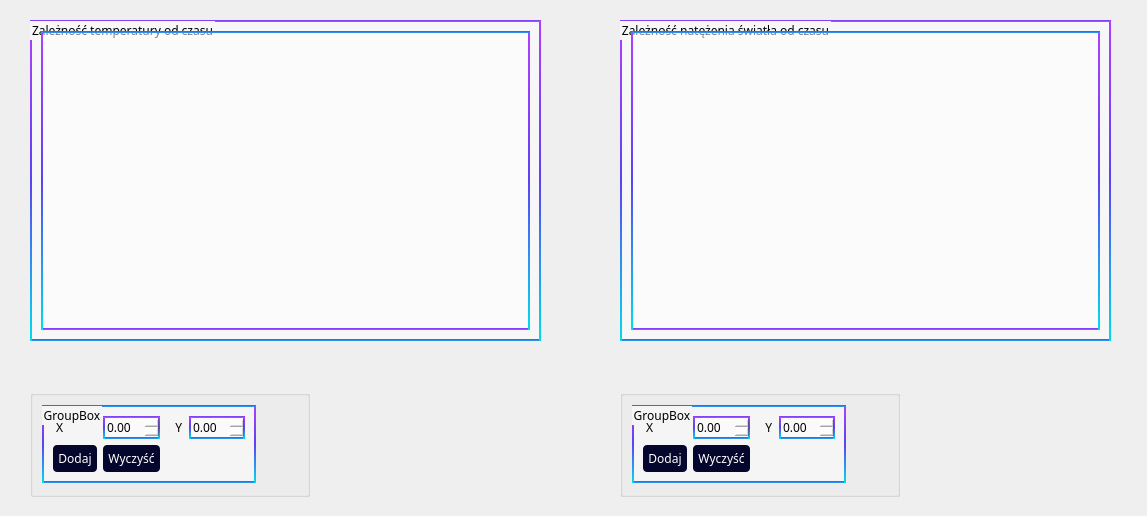
Before: the Qt Designer form diagram.ui in olala10/wds, drawn with Qt 5.
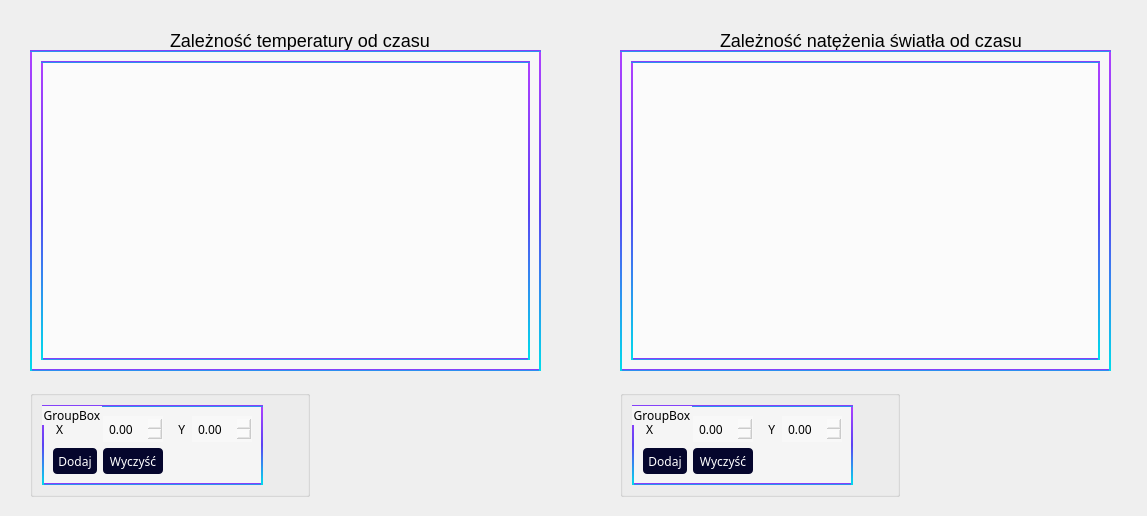
After: the same form once the commit is applied. Custom widgets are drawn as their Qt base class.

The edit to the form file:
```diff
--- a/diagram.ui
+++ b/diagram.ui
@@ -29,7 +29,7 @@
    <property name="geometry">
     <rect>
      <x>30</x>
-     <y>20</y>
+     <y>50</y>
      <width>511</width>
      <height>321</height>
     </rect>
@@ -43,7 +43,7 @@
   text-decoration: none;</string>
    </property>
    <property name="title">
-    <string>Zależność temperatury od czasu</string>
+    <string/>
    </property>
    <layout class="QGridLayout" name="gridLayout_3">
     <item row="0" column="0">
@@ -64,7 +64,7 @@
    <property name="geometry">
     <rect>
      <x>620</x>
-     <y>20</y>
+     <y>50</y>
      <width>491</width>
      <height>321</height>
     </rect>
@@ -78,7 +78,7 @@
   text-decoration: none;</string>
    </property>
    <property name="title">
-    <string>Zależność natężenia światła od czasu</string>
+    <string/>
    </property>
    <layout class="QGridLayout" name="gridLayout_4">
     <item row="0" column="0">
@@ -123,7 +123,13 @@
       </property>
       <layout class="QGridLayout" name="gridLayout">
        <item row="0" column="1">
-        <widget class="QDoubleSpinBox" name="bx_x"/>
+        <widget class="QDoubleSpinBox" name="bx_x">
+         <property name="styleSheet">
+          <string notr="true">background-color: rgba(255, 255, 255, 70);
+border: none;
+padding: 4px;</string>
+         </property>
+        </widget>
        </item>
        <item row="1" column="0">
         <widget class="QPushButton" name="pushButtonAdd">
@@ -157,7 +163,13 @@
         </widget>
        </item>
        <item row="0" column="3">
-        <widget class="QDoubleSpinBox" name="bx_y"/>
+        <widget class="QDoubleSpinBox" name="bx_y">
+         <property name="styleSheet">
+          <string notr="true">background-color: rgba(255, 255, 255, 70);
+border: none;
+padding: 4px;</string>
+         </property>
+        </widget>
        </item>
        <item row="0" column="2">
         <widget class="QLabel" name="labelY">
@@ -318,10 +330,22 @@
         </widget>
        </item>
        <item row="0" column="3">
-        <widget class="QDoubleSpinBox" name="bx_yLight"/>
+        <widget class="QDoubleSpinBox" name="bx_yLight">
+         <property name="styleSheet">
+          <string notr="true">background-color: rgba(255, 255, 255, 70);
+border: none;
+padding: 4px;</string>
+         </property>
+        </widget>
        </item>
        <item row="0" column="1">
-        <widget class="QDoubleSpinBox" name="bx_xLight"/>
+        <widget class="QDoubleSpinBox" name="bx_xLight">
+         <property name="styleSheet">
+          <string notr="true">background-color: rgba(255, 255, 255, 70);
+border: none;
+padding: 4px;</string>
+         </property>
+        </widget>
        </item>
        <item row="0" column="2">
         <widget class="QLabel" name="labelYLight">
@@ -339,6 +363,100 @@
     </item>
    </layout>
   </widget>
+  <widget class="QLabel" name="label">
+   <property name="geometry">
+    <rect>
+     <x>150</x>
+     <y>30</y>
+     <width>301</width>
+     <height>20</height>
+    </rect>
+   </property>
+   <property name="styleSheet">
+    <string notr="true">  align-items: center;
+  appearance: none;
+  background-image: radial-gradient(100% 100% at 100% 0, #5adaff 0, #5468ff 100%);
+  border: none;
+  border-radius: 6px;
+  box-shadow: rgba(45, 35, 66, .4) 0 2px 4px,rgba(45, 35, 66, .3) 0 7px 13px -3px,rgba(58, 65, 111, .5) 0 -3px 0 inset;
+  box-sizing: border-box;
+  color: #ffff;
+  cursor: pointer;
+  display: inline-flex;
+  font-family: &quot;JetBrains Mono&quot;,monospace;
+  height: 48px;
+  justify-content: center;
+  line-height: 1;
+  list-style: none;
+  overflow: hidden;
+  padding-left: 16px;
+  padding-right: 16px;
+  position: relative;
+  text-align: left;
+  text-decoration: none;
+  transition: box-shadow .15s,transform .15s;
+  user-select: none;
+  -webkit-user-select: none;
+  touch-action: manipulation;
+  white-space: nowrap;
+  will-change: box-shadow,transform;
+  font-size: 18px;
+
+
+
+</string>
+   </property>
+   <property name="text">
+    <string>Zależność temperatury od czasu</string>
+   </property>
+  </widget>
+  <widget class="QLabel" name="label_2">
+   <property name="geometry">
+    <rect>
+     <x>700</x>
+     <y>30</y>
+     <width>341</width>
+     <height>20</height>
+    </rect>
+   </property>
+   <property name="styleSheet">
+    <string notr="true">  align-items: center;
+  appearance: none;
+  background-image: radial-gradient(100% 100% at 100% 0, #5adaff 0, #5468ff 100%);
+  border: none;
+  border-radius: 6px;
+  box-shadow: rgba(45, 35, 66, .4) 0 2px 4px,rgba(45, 35, 66, .3) 0 7px 13px -3px,rgba(58, 65, 111, .5) 0 -3px 0 inset;
+  box-sizing: border-box;
+  color: #ffff;
+  cursor: pointer;
+  display: inline-flex;
+  font-family: &quot;JetBrains Mono&quot;,monospace;
+  height: 48px;
+  justify-content: center;
+  line-height: 1;
+  list-style: none;
+  overflow: hidden;
+  padding-left: 16px;
+  padding-right: 16px;
+  position: relative;
+  text-align: left;
+  text-decoration: none;
+  transition: box-shadow .15s,transform .15s;
+  user-select: none;
+  -webkit-user-select: none;
+  touch-action: manipulation;
+  white-space: nowrap;
+  will-change: box-shadow,transform;
+  font-size: 18px;
+
+
+
+</string>
+   </property>
+   <property name="text">
+    <string>Zależność natężenia światła od czasu</string>
+   </property>
+  </widget>
  </widget>
  <customwidgets>
   <customwidget>
```
